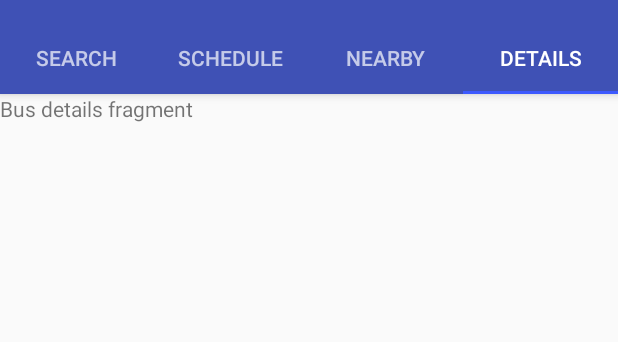
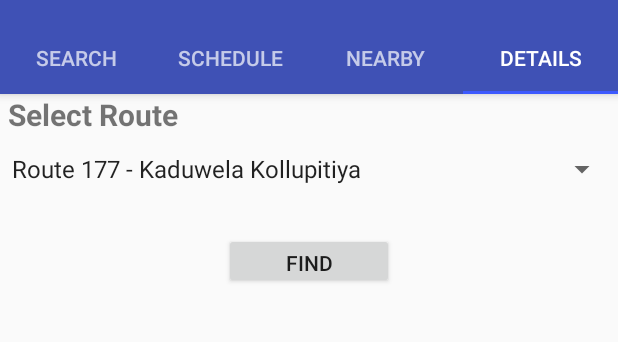
Before and after one commit to MLBCoders/MyBus, an Android app: the screen it shows after launch (MainActivity), tab 4 chosen, on a phone screen of 412 x 824 dp, the part 74-416 px from its top. Run offline under Robolectric (Android 15) with nearby library versions, the phone set to English and light mode, and no system bars; our stand-ins replace ButterKnife.

Commit message:
Fragement bus details search updated

```diff
--- a/app/src/main/res/layout/fragment_bus_details_search.xml
+++ b/app/src/main/res/layout/fragment_bus_details_search.xml
@@ -4,9 +4,56 @@
     android:layout_height="match_parent"
     tools:context="lk.mlbcoders.mybus.BusDetailsSearchFragment">
 
-    <TextView
+    <LinearLayout
         android:layout_width="match_parent"
         android:layout_height="match_parent"
-        android:text="Bus details fragment" />
+        android:orientation="vertical">
+
+        <LinearLayout
+            android:layout_width="match_parent"
+            android:layout_height="130dp"
+            android:orientation="vertical">
+
+            <TextView
+                android:id="@+id/txtViewSelectRoute"
+                android:layout_width="match_parent"
+                android:layout_height="wrap_content"
+                android:layout_marginStart="5dp"
+                android:text="Select Route"
+                android:textSize="20sp"
+                android:textStyle="bold" />
+
+            <Spinner
+                android:id="@+id/spinner"
+                android:layout_width="match_parent"
+                android:layout_height="45dp"
+                android:spinnerMode="dialog"
+                android:entries="@array/route_arrays"
+                android:prompt="@string/route_search_prompt"/>
+
+            <Button
+                android:id="@+id/btn_find"
+                android:layout_width="113dp"
+                android:layout_height="wrap_content"
+                android:layout_gravity="center"
+                android:layout_marginTop="20dp"
+                android:gravity="center"
+                android:text="Find" />
+        </LinearLayout>
+
+        <LinearLayout
+            android:layout_width="match_parent"
+            android:layout_height="match_parent"
+            android:orientation="vertical">
+
+            <TextView
+                android:id="@+id/display_result"
+                android:layout_width="match_parent"
+                android:layout_height="match_parent"
+                android:layout_marginLeft="20dp"
+                android:layout_marginRight="20dp"
+                android:visibility="visible" />
+        </LinearLayout>
+    </LinearLayout>
 
 </FrameLayout>
```
